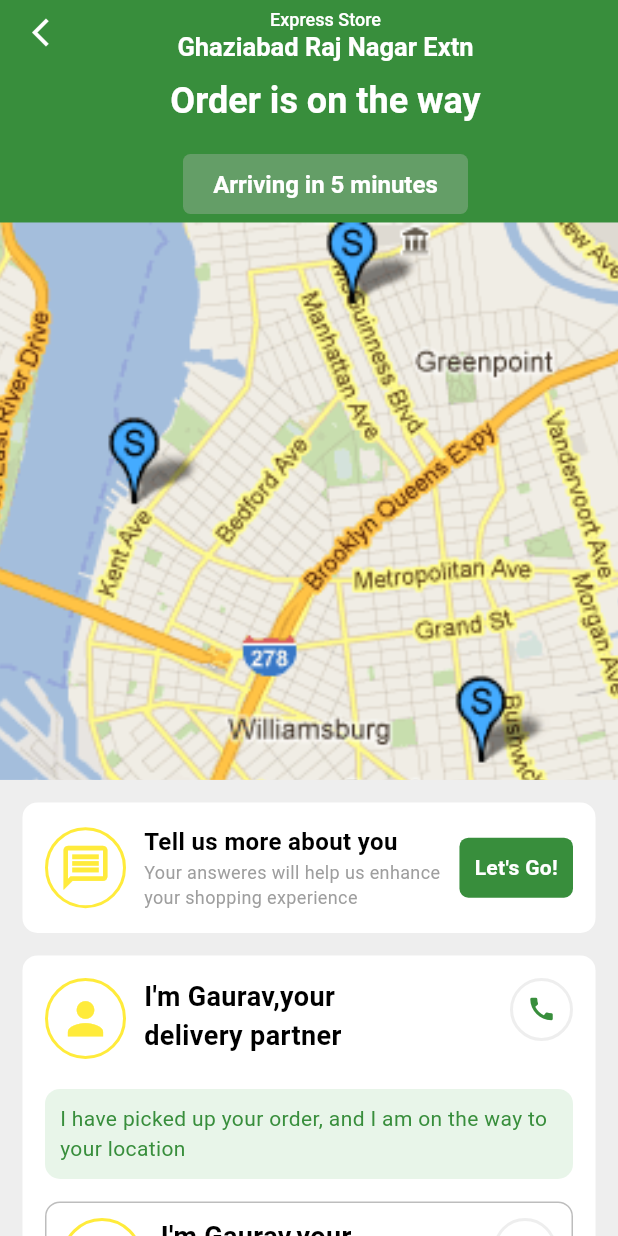
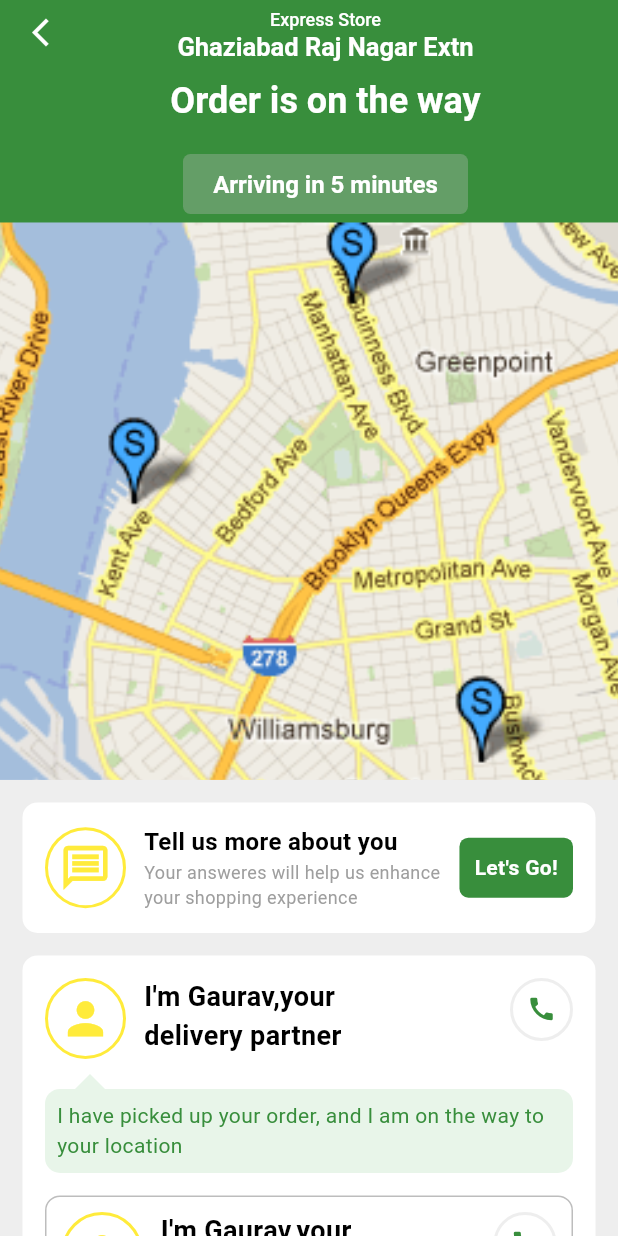
Before and after one commit to Mayank-App/custompaint, a Flutter app: the screen it shows after launch, after a tap on "Go to OrderDetail Page", on a phone screen of 412 x 824 dp. Run offline on Flutter 3.47's test engine with Material 3 defaults, Android fonts, the phone set to English and light mode, and no system bars.

Commit message:
container shaped

```diff
--- a/lib/utils/routes/routes.dart
+++ b/lib/utils/routes/routes.dart
@@ -1,4 +1,5 @@
 import 'package:custompaint_assignment/utils/routes/routes_name.dart';
+import 'package:custompaint_assignment/view/customPaintTask.dart';
 import 'package:custompaint_assignment/view/homeScreen.dart';
 import 'package:flutter/cupertino.dart';
 import 'package:flutter/material.dart';
@@ -13,6 +14,9 @@ class Routes {
       case RoutesName.orderDetailScreen:
         return MaterialPageRoute(
             builder: (BuildContext context) => OrderDetailScreen());
+      case RoutesName.customPaintTaskScreen:
+        return MaterialPageRoute(
+            builder: (BuildContext context) => CustomPaintTask());
       default:
         return MaterialPageRoute(builder: (_) {
           return Scaffold(
--- a/lib/utils/routes/routes_name.dart
+++ b/lib/utils/routes/routes_name.dart
@@ -1,5 +1,6 @@
 class RoutesName {
   static const homeScreen = "Home_screen";
   static const orderDetailScreen = "Order_Detail_Screen";
+  static const customPaintTaskScreen ="custom_paint_task_screeen";
 
 }
--- a/lib/view/homeScreen.dart
+++ b/lib/view/homeScreen.dart
@@ -25,7 +25,13 @@ class _HomeScreenState extends State<HomeScreen> {
             Navigator.pushNamed(context, RoutesName.orderDetailScreen);
 
                 },
-                child: Text(AppString.homeScreenText,style: TextStyle(color: AppColor.black),))
+                child: Text(AppString.homeScreenText,style: TextStyle(color: AppColor.black),)),
+            ElevatedButton(
+                onPressed: (){
+                  Navigator.pushNamed(context, RoutesName.customPaintTaskScreen);
+
+                },
+                child: Text("CustomPaintTask",style: TextStyle(color: AppColor.black),))
           ],
         ),
       ),
--- a/lib/view/orderDetailScreen/customWidget/deliverPartner.dart
+++ b/lib/view/orderDetailScreen/customWidget/deliverPartner.dart
@@ -4,7 +4,8 @@ import '../../../utils/appColor.dart';
 import '../../../utils/appString.dart';
 
 class DeliverPartner extends StatelessWidget{
-  const DeliverPartner({super.key});
+  GlobalKey ?iconKey;
+  DeliverPartner({super.key,this.iconKey});
 
   @override
   Widget build(BuildContext context) {
@@ -12,6 +13,7 @@ class DeliverPartner extends StatelessWidget{
      crossAxisAlignment: CrossAxisAlignment.start,
      children: [
        Container(
+         key:  iconKey,
          height: 54,
          width: 54,
          decoration: BoxDecoration(
--- a/lib/view/orderDetailScreen/orderDetailScreen.dart
+++ b/lib/view/orderDetailScreen/orderDetailScreen.dart
@@ -2,6 +2,7 @@ import 'package:custompaint_assignment/utils/appColor.dart';
 import 'package:custompaint_assignment/utils/appString.dart';
 import 'package:flutter/material.dart';
 
+import '../customPaintTask.dart';
 import 'customWidget/deliverPartner.dart';
 import 'customWidget/draggleImage.dart';
 import 'customWidget/tellUsMoreCard.dart';
@@ -15,7 +16,6 @@ class OrderDetailScreen extends StatefulWidget{
 class _OrderDetailScreenState extends State<OrderDetailScreen> {
   @override
   Widget build(BuildContext context) {
-
     var size = MediaQuery.sizeOf(context);
     return Scaffold(
       appBar: AppBar(
@@ -95,15 +95,21 @@ class _OrderDetailScreenState extends State<OrderDetailScreen> {
                         ),
                         child:  Column(
                           children: [
-                           const DeliverPartner(),
+                          DeliverPartner(),
                             const SizedBox(height: 20,),
-                            Container(
-                              padding: const EdgeInsets.all(10),
-                              decoration: BoxDecoration(
-                                  color: Colors.green.shade50,
-                                borderRadius: BorderRadius.circular(10)
+                            CustomPaint(
+                              painter: CustomBoxDesigned1(),
+                              child: Container(
+                                // padding: const EdgeInsets.all(10),
+                                // decoration: BoxDecoration(
+                                //     color: Colors.green.shade50,
+                                //   borderRadius: BorderRadius.circular(10)
+                                // ),
+                                child: Padding(
+                                  padding: const EdgeInsets.all(8.0),
+                                  child: Text(AppString.orderPlacedText,style: TextStyle(color: AppColor.appBarColor),),
+                                )
                               ),
-                              child: Text(AppString.orderPlacedText,style: TextStyle(color: AppColor.appBarColor),)
                             ),
                              const SizedBox(height: 15,),
                             Container(
@@ -116,7 +122,7 @@ class _OrderDetailScreenState extends State<OrderDetailScreen> {
                                 border: Border.all(color: Colors.grey.shade400)
                               ),
                               child: Column(
-                                children: List.generate(10, (index) => const Column(
+                                children: List.generate(10, (index) =>  Column(
                                   children: [
                                     DeliverPartner(),
                                     SizedBox(height: 10,)
@@ -141,4 +147,75 @@ class _OrderDetailScreenState extends State<OrderDetailScreen> {
       ),
     );
   }
+  Offset _getOffsetOnCanvas(
+      GlobalKey key,
+      BuildContext context,
+      Size objectSize,
+      ) {
+    RenderBox renderBox = key.currentContext?.findRenderObject() as RenderBox;
+    Offset iconButtonPosition = renderBox.localToGlobal(Offset.zero);
+    return Offset(iconButtonPosition.dx + objectSize.width / 2,
+        iconButtonPosition.dy + objectSize.height / 2);
+  }
 }
+
+class CustomBoxDesigned1 extends CustomPainter{
+  @override
+  void paint(Canvas canvas, Size size) {
+    // Paint paint = Paint();
+    // Paint myPaint = Paint()
+    // ..color = Colors.green.shade200
+    // ..style=PaintingStyle.fill;
+
+    Paint paint = Paint()
+      ..color = Colors.green.shade50
+      ..style = PaintingStyle.fill;
+    //
+    // Paint paint2 = Paint()
+    //   ..color = Colors.green.shade700
+    //   ..style = PaintingStyle.fill;
+
+
+
+    // paint.color = Colors.black;
+    // paint.strokeWidth=2;
+    // var knoubHeight = 15;
+    // Offset p1 = Offset(0,0);
+    // Offset  p2 = Offset(size.width/7, 0);
+    //  canvas.drawLine(p1, p2, paint);
+    //   Offset  p4 = Offset(p2.dx+knoubHeight, p2.dy-knoubHeight);
+    //  canvas.drawLine(p2, p4, paint);
+    //  Offset p5 = Offset(p2.dx+2*knoubHeight, 0);
+    //  canvas.drawLine(p4, p5, paint);
+    //  Offset p6 = Offset(size.width, 0);
+    //  canvas.drawLine(p5,p6, paint);
+    //  Path path = Path()
+    //  ..moveTo(0, 0)
+    // ..lineTo(80, 0)
+    // ..arcToPoint(Offset(100, 20),radius: Radius.circular(20))
+    // ..lineTo(100, 100)
+    // ;
+    //canvas.drawPath(path, myPaint);
+    // Rect rect = Rect.fromCircle(center: center, rdius: radius)
+    // canvas.drawArc(rect, startAngle, sweepAngle, useCenter, paint)
+
+    Path path = Path();
+    Rect rect = Rect.fromPoints(Offset.zero, Offset(size.width,size.height),);
+    path.addRRect(RRect.fromRectAndRadius(rect, Radius.circular(10)));
+    canvas.drawPath(path, paint);
+    Path path1= Path()
+      ..moveTo(20, 0)
+      ..lineTo(30, -10)
+      ..lineTo(40, 0);
+    canvas.drawPath(path1, paint);
+
+
+  }
+
+  @override
+  bool shouldRepaint(covariant CustomPainter oldDelegate) {
+    // TODO: implement shouldRepaint
+    throw UnimplementedError();
+  }
+
+}
```
Also changed, not shown: lib/view/customPaintTask.dart (added, +94 -0 lines).
